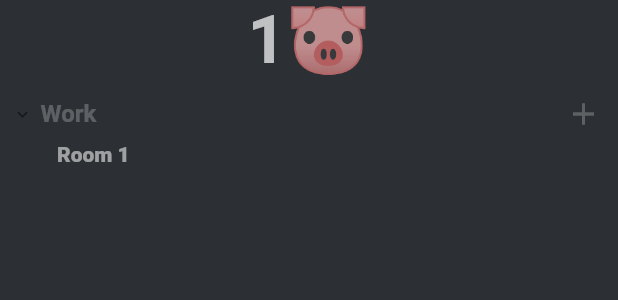
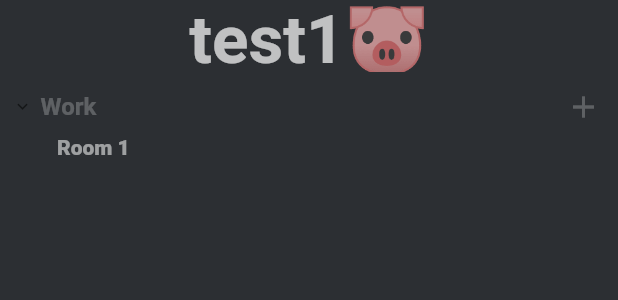
Before and after one commit to Dan-Crane/tmp_dis, a Flutter app: the SelectedServer widget shown alone on an empty page, opened directly with sample values from the repository, after a tap on "Work", on a phone screen of 412 x 824 dp. Shown: the top 300 px of the screen. Run offline on Flutter 3.47's test engine with Material 2 defaults, Android fonts, the light colour scheme and no system bars; drawn by our look-alikes of expandable; network calls fail.

Commit message:
server title

```diff
--- a/lib/features/drawer/presentation/drawer.dart
+++ b/lib/features/drawer/presentation/drawer.dart
@@ -7,7 +7,7 @@ import 'package:flutter/material.dart';
 
 final test = [
   Server(
-    name: '1🐷',
+    name: 'test1🐷',
     imgUrl:
         'https://static.independent.co.uk/2020/09/22/09/Untitled.png?width=1200',
     channels: [
--- a/lib/features/drawer/presentation/widgets/selected_server.dart
+++ b/lib/features/drawer/presentation/widgets/selected_server.dart
@@ -26,13 +26,7 @@ class SelectedServer extends StatelessWidget {
               )
             : Column(
                 children: [
-                  Text(
-                    unwrapServer.name,
-                    style: Theme.of(context).textTheme.headline3?.copyWith(
-                          fontWeight: FontWeight.w600,
-                          color: Colors.white70,
-                        ),
-                  ),
+                  SelectedTitle(title: unwrapServer.name),
                   Expanded(
                     child: Padding(
                       padding: const EdgeInsets.all(8.0),
@@ -45,3 +39,23 @@ class SelectedServer extends StatelessWidget {
     );
   }
 }
+
+class SelectedTitle extends StatelessWidget {
+  final String title;
+  const SelectedTitle({Key? key, required this.title}) : super(key: key);
+
+  @override
+  Widget build(BuildContext context) {
+    return SizedBox(
+      height: 48.0,
+      child: Text(
+        title,
+        softWrap: true,
+        style: Theme.of(context).textTheme.headline3?.copyWith(
+              fontWeight: FontWeight.w600,
+              color: Colors.white70,
+            ),
+      ),
+    );
+  }
+}
```
